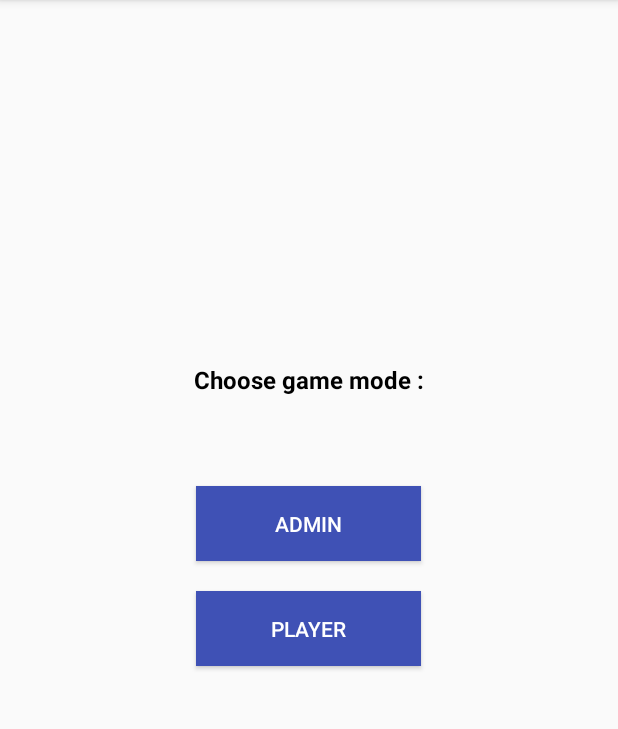
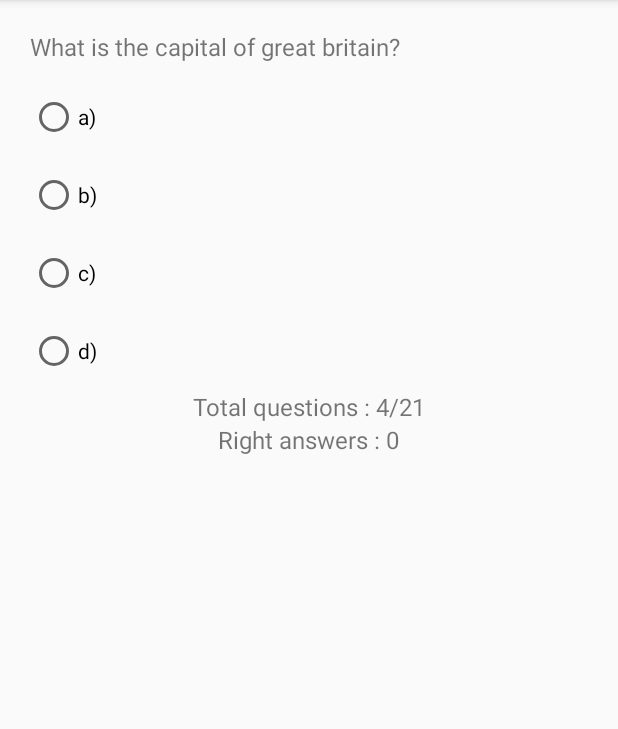
Before and after one commit to radudorin/TestTest, an Android app: the screen it shows after launch (MainActivity before the commit, QuizActivity after it), after a tap on "PLAYER", on a phone screen of 412 x 824 dp, the part 84-813 px from its top. Run offline under Robolectric (Android 15) with nearby library versions, the phone set to English and light mode, and no system bars; 9 statements that could not run were skipped.

Commit message:
Implemented quiz screen.

```diff
--- a/app/src/main/AndroidManifest.xml
+++ b/app/src/main/AndroidManifest.xml
@@ -24,6 +24,10 @@
             android:screenOrientation="portrait" />
 
         <activity
+            android:name=".activity.QuizActivity"
+            android:screenOrientation="portrait" />
+
+        <activity
             android:name=".activity.AdminHomeActivity"
             android:screenOrientation="portrait" />
     </application>
--- a/app/src/main/java/com/example/radud/quizapp/activity/MainActivity.java
+++ b/app/src/main/java/com/example/radud/quizapp/activity/MainActivity.java
@@ -68,12 +68,12 @@ public class MainActivity extends AppCompatActivity {
     }
 
     private void onPlayerButtonClicked() {
-        Log.d("TAGTAG", "onPlayerButtonClicked: ");
+        Intent intent = new Intent(this, QuizActivity.class);
+        startActivity(intent);
     }
 
     private void onAdminButtonClicked() {
         Intent intent = new Intent(this, AdminHomeActivity.class);
         startActivity(intent);
-        Log.d("TAGTAG", "onAdminButtonClicked: ");
     }
 }
--- /dev/null
+++ b/app/src/main/java/com/example/radud/quizapp/activity/QuizActivity.java
@@ -0,0 +1,143 @@
+package com.example.radud.quizapp.activity;
+
+import android.content.Context;
+import android.content.SharedPreferences;
+import android.os.Bundle;
+import android.os.Handler;
+import android.support.annotation.IdRes;
+import android.support.annotation.Nullable;
+import android.support.v7.app.AppCompatActivity;
+import android.view.View;
+import android.widget.RadioButton;
+import android.widget.RadioGroup;
+import android.widget.TextView;
+import android.widget.Toast;
+
+import com.example.radud.quizapp.Question;
+import com.example.radud.quizapp.R;
+import com.google.gson.Gson;
+import com.google.gson.reflect.TypeToken;
+
+import java.lang.reflect.Type;
+import java.util.ArrayList;
+import java.util.List;
+
+/**
+ * Created by radud on 20/05/2017.
+ */
+
+public class QuizActivity extends AppCompatActivity implements RadioGroup.OnCheckedChangeListener {
+
+    private RadioButton a;
+    private RadioButton b;
+    private RadioButton c;
+    private RadioButton d;
+
+    private RadioGroup radioGroup;
+
+    private TextView totalQuestions;
+    private TextView rightAnswers;
+    private TextView body;
+
+    private int currentQuestion;
+    private int rightAnswersCount;
+    private List<Question> questionList;
+
+    @Override
+    protected void onCreate(@Nullable Bundle savedInstanceState) {
+        super.onCreate(savedInstanceState);
+
+        questionList = getQuestionList();
+        if (questionList.size() == 0) {
+            finish();
+            return;
+        }
+        setContentView(R.layout.activity_quiz);
+
+        a = (RadioButton) findViewById(R.id.a_radio_button);
+        b = (RadioButton) findViewById(R.id.b_radio_button);
+        c = (RadioButton) findViewById(R.id.c_radio_button);
+        d = (RadioButton) findViewById(R.id.d_radio_button);
+
+        radioGroup = (RadioGroup) findViewById(R.id.radio_group);
+        radioGroup.setOnCheckedChangeListener(this);
+
+        totalQuestions = (TextView) findViewById(R.id.total_questions_text_view);
+        rightAnswers = (TextView) findViewById(R.id.right_answers_text_view);
+        body = (TextView) findViewById(R.id.body_text_view);
+
+        setQuestionDetails(currentQuestion);
+    }
+
+    private List<Question> getQuestionList() {
+        SharedPreferences preferences = getSharedPreferences(Constants.SHARED_PREFERENCES_KEY, Context.MODE_PRIVATE);
+        String questionsJson = preferences.getString(Constants.QUESTIONS_KEY, "");
+
+        Gson gson = new Gson();
+        Type listType = new TypeToken<ArrayList<Question>>() {
+        }.getType();
+        return gson.fromJson(questionsJson, listType);
+    }
+
+    private void setQuestionDetails(int position) {
+        if (position == questionList.size()) {
+            body.setText("Congratulations! You finished the quiz");
+            radioGroup.setVisibility(View.GONE);
+            return;
+        }
+
+        Question question = questionList.get(position);
+        body.setText(question.getBody());
+        a.setText(question.getResponseList().get(0));
+        b.setText(question.getResponseList().get(1));
+        c.setText(question.getResponseList().get(2));
+        d.setText(question.getResponseList().get(3));
+
+        rightAnswers.setText("Right answers : " + rightAnswersCount);
+        totalQuestions.setText("Total questions : " + (currentQuestion + 1) + " / " + questionList.size());
+    }
+
+    @Override
+    public void onCheckedChanged(RadioGroup group, @IdRes int checkedId) {
+        RadioButton currentCheck = (RadioButton) findViewById(checkedId);
+        if (currentCheck == null || !currentCheck.isChecked()) {
+            return;
+        }
+
+        Question question = questionList.get(currentQuestion);
+
+        int rightRadioButtonId = 0;
+
+        switch (question.getRightResponse()) {
+            case 0:
+                rightRadioButtonId = R.id.a_radio_button;
+                break;
+            case 1:
+                rightRadioButtonId = R.id.b_radio_button;
+                break;
+            case 2:
+                rightRadioButtonId = R.id.c_radio_button;
+                break;
+            case 3:
+                rightRadioButtonId = R.id.d_radio_button;
+                break;
+        }
+
+        if (rightRadioButtonId == checkedId) {
+            rightAnswersCount++;
+            Toast.makeText(this, "You are correct!", Toast.LENGTH_SHORT).show();
+        } else {
+            Toast.makeText(this, "Sorry, you are wrong!", Toast.LENGTH_LONG).show();
+            // TODO: 20/05/2017 De zis in toast care este raspunsul corect.
+        }
+
+        new Handler().postDelayed(new Runnable() {
+            @Override
+            public void run() {
+                currentQuestion++;
+                radioGroup.clearCheck();
+                setQuestionDetails(currentQuestion);
+            }
+        }, 1000);
+    }
+}
--- /dev/null
+++ b/app/src/main/res/layout/activity_quiz.xml
@@ -0,0 +1,67 @@
+<?xml version="1.0" encoding="utf-8"?>
+<LinearLayout xmlns:android="http://schemas.android.com/apk/res/android"
+    android:layout_width="match_parent"
+    android:layout_height="match_parent"
+    android:orientation="vertical"
+    android:padding="10dp">
+
+    <TextView
+        android:id="@+id/body_text_view"
+        android:layout_width="match_parent"
+        android:layout_height="wrap_content"
+        android:layout_margin="10dp"
+        android:text="What is the capital of great britain?"
+        android:textSize="16sp" />
+
+    <RadioGroup
+        android:id="@+id/radio_group"
+        android:layout_width="match_parent"
+        android:layout_height="wrap_content"
+        android:orientation="vertical">
+
+        <RadioButton
+            android:id="@+id/a_radio_button"
+            android:layout_width="wrap_content"
+            android:layout_height="wrap_content"
+            android:layout_margin="10dp"
+            android:text="a)" />
+
+        <RadioButton
+            android:id="@+id/b_radio_button"
+            android:layout_width="wrap_content"
+            android:layout_height="wrap_content"
+            android:layout_margin="10dp"
+            android:text="b)" />
+
+        <RadioButton
+            android:id="@+id/c_radio_button"
+            android:layout_width="wrap_content"
+            android:layout_height="wrap_content"
+            android:layout_margin="10dp"
+            android:text="c)" />
+
+        <RadioButton
+            android:id="@+id/d_radio_button"
+            android:layout_width="wrap_content"
+            android:layout_height="wrap_content"
+            android:layout_margin="10dp"
+            android:text="d)" />
+    </RadioGroup>
+
+    <TextView
+        android:id="@+id/total_questions_text_view"
+        android:layout_width="wrap_content"
+        android:layout_height="wrap_content"
+        android:layout_gravity="center_horizontal"
+        android:text="Total questions : 4/21"
+        android:textSize="16sp" />
+
+    <TextView
+        android:id="@+id/right_answers_text_view"
+        android:layout_width="wrap_content"
+        android:layout_height="wrap_content"
+        android:layout_gravity="center_horizontal"
+        android:text="Right answers : 3"
+        android:textSize="16sp" />
+
+</LinearLayout>
```
